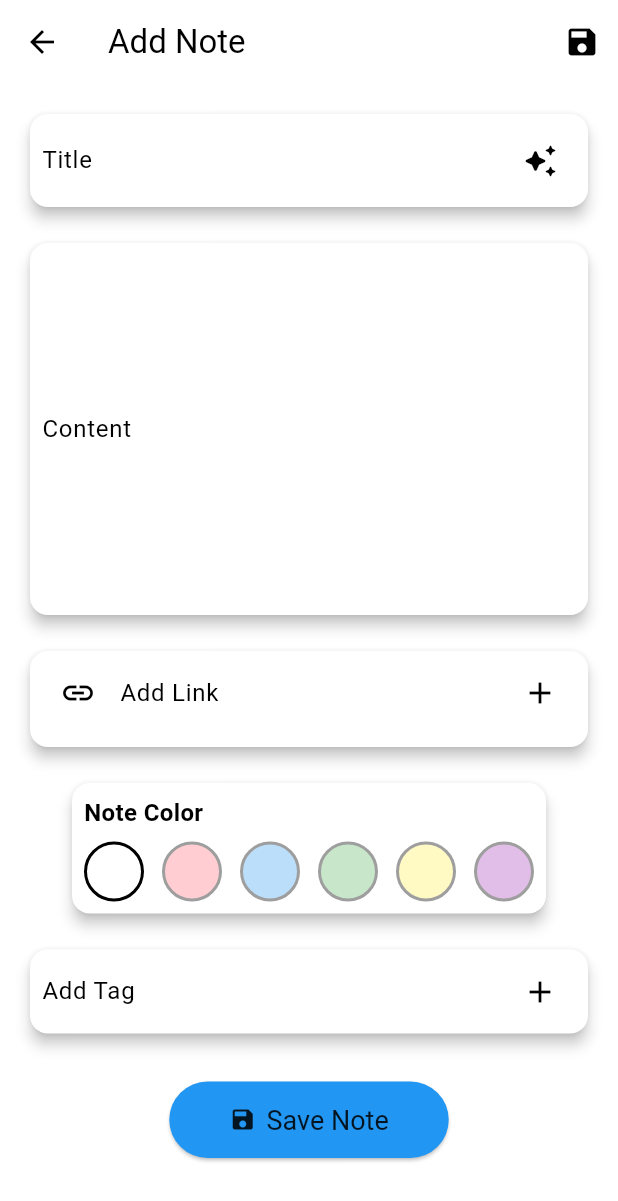
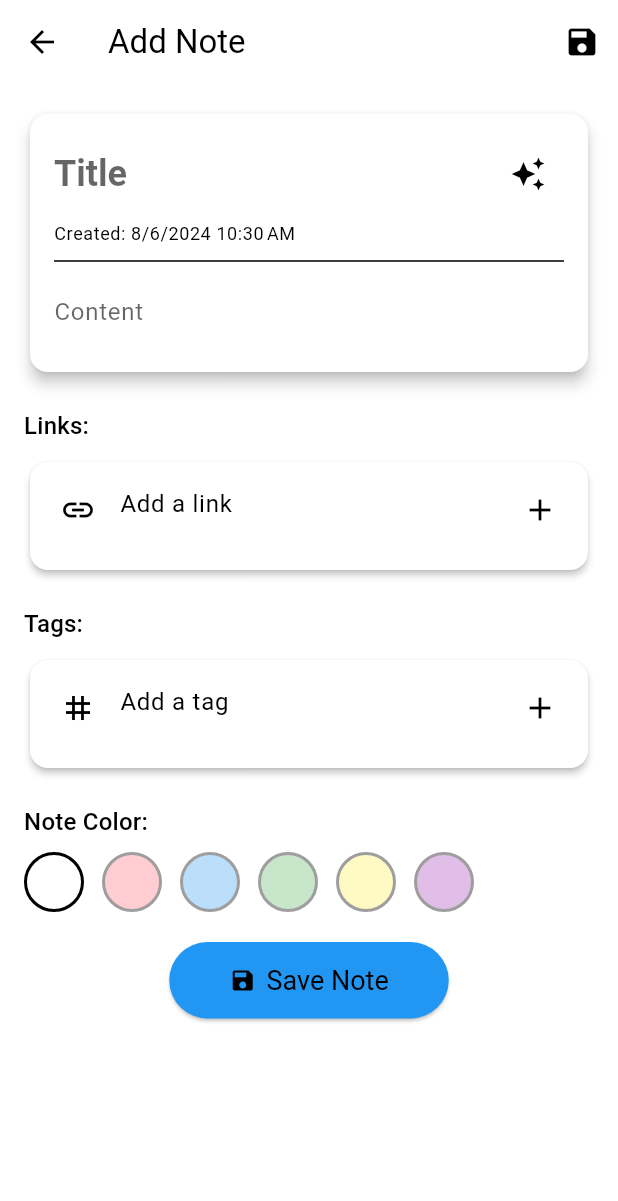
Before and after one commit to Piyu-Pika/my_notes_app, a Flutter app: the AddNoteScreen screen opened directly, on a phone screen of 412 x 824 dp. Shown: the top 1201 px of the screen. Run offline on Flutter 3.47's test engine with Material 3 defaults, Android fonts, the phone set to English and light mode, and no system bars; our stand-ins replace animated_text_kit, cloud_firestore, firebase_auth, firebase_core, firebase_remote_config, flutter_gemini and 3 more; accounts and stored records are empty.

Commit message:
addscreen upgrad

```diff
--- a/lib/Screens/NoteAddScreen.dart
+++ b/lib/Screens/NoteAddScreen.dart
@@ -3,8 +3,8 @@ import 'package:cloud_firestore/cloud_firestore.dart';
 import 'package:firebase_auth/firebase_auth.dart';
 import 'package:flutter_gemini/flutter_gemini.dart';
 import 'package:shared_preferences/shared_preferences.dart';
+import 'package:intl/intl.dart';
 
-// w
 class AddNoteScreen extends StatefulWidget {
   @override
   _AddNoteScreenState createState() => _AddNoteScreenState();
@@ -61,9 +61,9 @@ class _AddNoteScreenState extends State<AddNoteScreen>
     setState(() {
       _titleController.text = prefs.getString('temp_title') ?? '';
       _contentController.text = prefs.getString('temp_content') ?? '';
-      _linkController.text = prefs.getString('temp_link') ?? '';
       _selectedColor = Color(prefs.getInt('temp_color') ?? Colors.white.value);
       _tags = prefs.getStringList('temp_tags') ?? [];
+      _links = prefs.getStringList('temp_links') ?? [];
     });
   }
 
@@ -71,18 +71,18 @@ class _AddNoteScreenState extends State<AddNoteScreen>
     final prefs = await SharedPreferences.getInstance();
     await prefs.setString('temp_title', _titleController.text);
     await prefs.setString('temp_content', _contentController.text);
-    await prefs.setString('temp_link', _linkController.text);
     await prefs.setInt('temp_color', _selectedColor.value);
     await prefs.setStringList('temp_tags', _tags);
+    await prefs.setStringList('temp_links', _links);
   }
 
   Future<void> _clearLocalData() async {
     final prefs = await SharedPreferences.getInstance();
     await prefs.remove('temp_title');
     await prefs.remove('temp_content');
-    await prefs.remove('temp_link');
     await prefs.remove('temp_color');
     await prefs.remove('temp_tags');
+    await prefs.remove('temp_links');
   }
 
   Future<void> _generateTitle() async {
@@ -209,7 +209,6 @@ class _AddNoteScreenState extends State<AddNoteScreen>
   Future<bool> _onWillPop() async {
     if (_titleController.text.isNotEmpty ||
         _contentController.text.isNotEmpty ||
-        _linkController.text.isNotEmpty ||
         _tags.isNotEmpty ||
         _links.isNotEmpty) {
       return await showDialog(
@@ -240,7 +239,8 @@ class _AddNoteScreenState extends State<AddNoteScreen>
 
   @override
   Widget build(BuildContext context) {
-    final isDarkMode = Theme.of(context).brightness == Brightness.dark;
+    Color textColor =
+        _selectedColor.computeLuminance() > 0.5 ? Colors.black : Colors.white;
 
     return WillPopScope(
       onWillPop: _onWillPop,
@@ -262,68 +262,125 @@ class _AddNoteScreenState extends State<AddNoteScreen>
                   child: Form(
                     key: _formKey,
                     child: Column(
+                      crossAxisAlignment: CrossAxisAlignment.start,
                       children: [
-                          Card(
-                            elevation: 4,
-                            child: Padding(
-                              padding:
-                                  const EdgeInsets.symmetric(horizontal: 8.0),
-                              child: TextFormField(
-                                controller: _titleController,
-                                decoration: InputDecoration(
-                                  labelText: 'Title',
-                                  border: InputBorder.none,
-                                  suffixIcon: IconButton(
-                                    icon: Icon(Icons.auto_awesome_rounded),
-                                    onPressed: _generateTitle,
-                                    tooltip: 'Generate title',
+                        _buildNoteCard(textColor),
+                        SizedBox(height: 20),
+                        _buildLinksSection(),
+                        SizedBox(height: 20),
+                        _buildTagsSection(),
+                        SizedBox(height: 20),
+                        _buildColorSelection(),
+                        SizedBox(height: 20),
+                        Center(
+                          child: ElevatedButton.icon(
+                            icon: Icon(Icons.save),
+                            label: Text('Save Note'),
+                            onPressed: _isLoading ? null : _submitForm,
+                            style: ElevatedButton.styleFrom(
+                              backgroundColor: Theme.of(context).primaryColor,
+                              padding: EdgeInsets.symmetric(
+                                  horizontal: 40, vertical: 15),
+                              textStyle: TextStyle(fontSize: 18),
                             ),
                           ),
-                                validator: (value) => value!.isEmpty
-                                    ? 'Please enter a title'
-                                    : null,
-                                style: TextStyle(
-                                  fontSize: 20,
-                                  fontWeight: FontWeight.bold,
+                        ),
+                      ],
                     ),
                   ),
                 ),
               ),
-                          SizedBox(height: 16),
-                          Card(
+      ),
+    );
+  }
+
+  Widget _buildNoteCard(Color textColor) {
+    return Card(
       elevation: 4,
+      color: _selectedColor,
+      shape: RoundedRectangleBorder(borderRadius: BorderRadius.circular(12)),
       child: Padding(
-                              padding:
-                                  const EdgeInsets.symmetric(horizontal: 8.0),
+        padding: const EdgeInsets.all(16.0),
+        child: Column(
+          crossAxisAlignment: CrossAxisAlignment.start,
+          children: [
+            Row(
+              children: [
+                Expanded(
                   child: TextFormField(
-                                controller: _contentController,
+                    controller: _titleController,
+                    style: Theme.of(context).textTheme.headlineSmall!.copyWith(
+                          fontWeight: FontWeight.bold,
+                          color: textColor,
+                        ),
                     decoration: InputDecoration(
-                                  labelText: 'Content',
                       border: InputBorder.none,
+                      hintText: 'Title',
+                      hintStyle: TextStyle(color: textColor.withOpacity(0.6)),
                     ),
-                                validator: (value) => value!.isEmpty
-                                    ? 'Please enter some content'
-                                    : null,
-                                maxLines: 9,
-                                keyboardType: TextInputType.multiline,
+                    validator: (value) =>
+                        value!.isEmpty ? 'Please enter a title' : null,
                   ),
                 ),
+                IconButton(
+                  icon: Icon(Icons.auto_awesome, color: textColor),
+                  onPressed: _generateTitle,
+                  tooltip: 'Generate title',
                 ),
-                          SizedBox(height: 16),
+              ],
+            ),
+            SizedBox(height: 8),
+            Text(
+              'Created: ${DateFormat.yMd().add_jm().format(DateTime.now())}',
+              style: Theme.of(context)
+                  .textTheme
+                  .bodySmall!
+                  .copyWith(color: textColor),
+            ),
+            Divider(height: 20, color: textColor),
+            TextFormField(
+              controller: _contentController,
+              style: Theme.of(context)
+                  .textTheme
+                  .bodyLarge!
+                  .copyWith(color: textColor),
+              maxLines: null,
+              decoration: InputDecoration(
+                border: InputBorder.none,
+                hintText: 'Content',
+                hintStyle: TextStyle(color: textColor.withOpacity(0.6)),
+              ),
+              validator: (value) =>
+                  value!.isEmpty ? 'Please enter some content' : null,
+            ),
+          ],
+        ),
+      ),
+    );
+  }
+
+  Widget _buildLinksSection() {
+    return Column(
+      crossAxisAlignment: CrossAxisAlignment.start,
+      children: [
+        Text(
+          'Links:',
+          style: Theme.of(context).textTheme.titleMedium,
+        ),
+        SizedBox(height: 8),
         Card(
-                            elevation: 4,
+          elevation: 2,
           child: Padding(
-                              padding:
-                                  const EdgeInsets.symmetric(horizontal: 8.0),
+            padding: const EdgeInsets.all(8.0),
             child: Column(
               children: [
                 Row(
                   children: [
                     Expanded(
-                                        child: TextFormField(
+                      child: TextField(
                         controller: _linkController,
                         decoration: InputDecoration(
-                                            labelText: 'Add Link',
+                          hintText: 'Add a link',
                           border: InputBorder.none,
                           prefixIcon: Icon(Icons.link),
                         ),
@@ -336,18 +393,64 @@ class _AddNoteScreenState extends State<AddNoteScreen>
                   ],
                 ),
                 SizedBox(height: 8),
+                ..._links.map((link) => ListTile(
+                      leading: Icon(Icons.link),
+                      title: Text(link),
+                      trailing: IconButton(
+                        icon: Icon(Icons.delete),
+                        onPressed: () => _removeLink(link),
+                      ),
+                    )),
+              ],
+            ),
+          ),
+        ),
+      ],
+    );
+  }
+
+  Widget _buildTagsSection() {
+    return Column(
+      crossAxisAlignment: CrossAxisAlignment.start,
+      children: [
+        Text(
+          'Tags:',
+          style: Theme.of(context).textTheme.titleMedium,
+        ),
+        SizedBox(height: 8),
+        Card(
+          elevation: 2,
+          child: Padding(
+            padding: const EdgeInsets.all(8.0),
+            child: Column(
+              children: [
+                Row(
+                  children: [
+                    Expanded(
+                      child: TextField(
+                        controller: _tagController,
+                        decoration: InputDecoration(
+                          hintText: 'Add a tag',
+                          border: InputBorder.none,
+                          prefixIcon: Icon(Icons.tag),
+                        ),
+                      ),
+                    ),
+                    IconButton(
+                      icon: Icon(Icons.add),
+                      onPressed: _addTag,
+                    ),
+                  ],
+                ),
+                SizedBox(height: 8),
                 Wrap(
                   spacing: 8,
-                                    children: _links
-                                        .map((link) => Chip(
-                                              label: Text(link,
-                                                  style:
-                                                      TextStyle(fontSize: 12)),
-                                              onDeleted: () =>
-                                                  _removeLink(link),
-                                              backgroundColor: Theme.of(context)
-                                                  .primaryColor
-                                                  .withOpacity(0.1),
+                  children: _tags
+                      .map((tag) => Chip(
+                            label: Text(tag),
+                            onDeleted: () => _removeTag(tag),
+                            backgroundColor:
+                                Theme.of(context).primaryColor.withOpacity(0.1),
                           ))
                       .toList(),
                 ),
@@ -355,20 +458,17 @@ class _AddNoteScreenState extends State<AddNoteScreen>
             ),
           ),
         ),
-                          SizedBox(height: 16),
-                          Card(
-                            elevation: 4,
-                            child: Padding(
-                              padding: const EdgeInsets.all(8.0),
-                              child: Column(
+      ],
+    );
+  }
+
+  Widget _buildColorSelection() {
+    return Column(
       crossAxisAlignment: CrossAxisAlignment.start,
       children: [
         Text(
-                                    'Note Color',
-                                    style: TextStyle(
-                                      fontSize: 16,
-                                      fontWeight: FontWeight.bold,
-                                    ),
+          'Note Color:',
+          style: Theme.of(context).textTheme.titleMedium,
         ),
         SizedBox(height: 8),
         Wrap(
@@ -387,87 +487,15 @@ class _AddNoteScreenState extends State<AddNoteScreen>
                     color: color,
                     shape: BoxShape.circle,
                     border: Border.all(
-                                              color: _selectedColor == color
-                                                  ? Colors.black
-                                                  : Colors.grey,
+                      color:
+                          _selectedColor == color ? Colors.black : Colors.grey,
                       width: 2,
                     ),
                   ),
-                                        ),
-                                      );
+                ));
           }).toList(),
         ),
       ],
-                              ),
-                            ),
-                          ),
-                          SizedBox(height: 16),
-                          Card(
-                            elevation: 4,
-                            child: Padding(
-                              padding:
-                                  const EdgeInsets.symmetric(horizontal: 8.0),
-                              child: Row(
-                                children: [
-                                  Expanded(
-                                    child: TextField(
-                                      controller: _tagController,
-                                      decoration: InputDecoration(
-                                        labelText: 'Add Tag',
-                                        hintText: 'Enter tag (e.g., #work)',
-                                        border: InputBorder.none,
-                                      ),
-                                    ),
-                                  ),
-                                  IconButton(
-                                    icon: Icon(Icons.add),
-                                    onPressed: _addTag,
-                                  ),
-                                ],
-                              ),
-                            ),
-                          ),
-                          SizedBox(height: 8),
-                          Wrap(
-                            spacing: 8,
-                            children: _tags
-                                .map((tag) => Chip(
-                                      label: Text(tag),
-                                      onDeleted: () => _removeTag(tag),
-                                      backgroundColor: Theme.of(context)
-                                          .primaryColor
-                                          .withOpacity(0.1),
-                                    ))
-                                .toList(),
-                          ),
-                          SizedBox(height: 20),
-                          ElevatedButton.icon(
-                            icon: Icon(
-                              Icons.save,
-                              color: isDarkMode ? Colors.white : Colors.black87,
-                            ),
-                            label: Text(
-                              'Save Note',
-                              style: TextStyle(
-                                color:
-                                    isDarkMode ? Colors.white : Colors.black87,
-                              ),
-                            ),
-                            onPressed: _isLoading ? null : _submitForm,
-                            style: ElevatedButton.styleFrom(
-                              backgroundColor: Theme.of(context).primaryColor,
-                              padding: EdgeInsets.symmetric(
-                                  horizontal: 40, vertical: 15),
-                              textStyle: TextStyle(
-                                fontSize: 18,
-                              ),
-                            ),
-                          ),
-                        ],
-                      ),
-                    ),
-                  ),
-                ),
-        ));
+    );
   }
 }
--- a/lib/main.dart
+++ b/lib/main.dart
@@ -11,6 +11,7 @@ import 'package:shared_preferences/shared_preferences.dart';
 void main() async {
   WidgetsFlutterBinding.ensureInitialized();
   await Firebase.initializeApp();
+
   Gemini.init(apiKey: apikey);
   runApp(MyApp());
 }
--- a/pubspec.yaml
+++ b/pubspec.yaml
@@ -56,6 +56,8 @@ dependencies:
   firebase_remote_config: ^5.0.4
   flutter_localizations:
     sdk: flutter
+  firebase_database: ^11.0.4
+  flutter_quill: ^10.1.9
 
 dev_dependencies:
   flutter_launcher_icons: "^0.13.1"
```
Also changed, not shown: pubspec.lock, 1 other file. Lines whose indentation alone changed are shown as unchanged.
